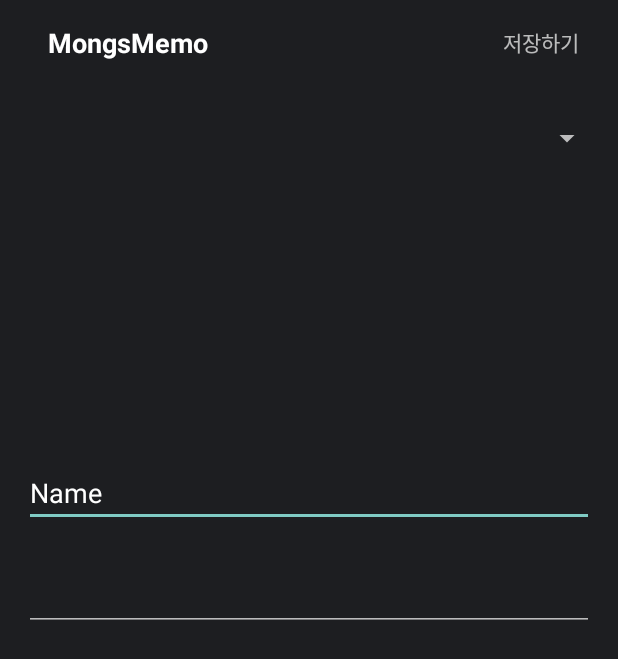
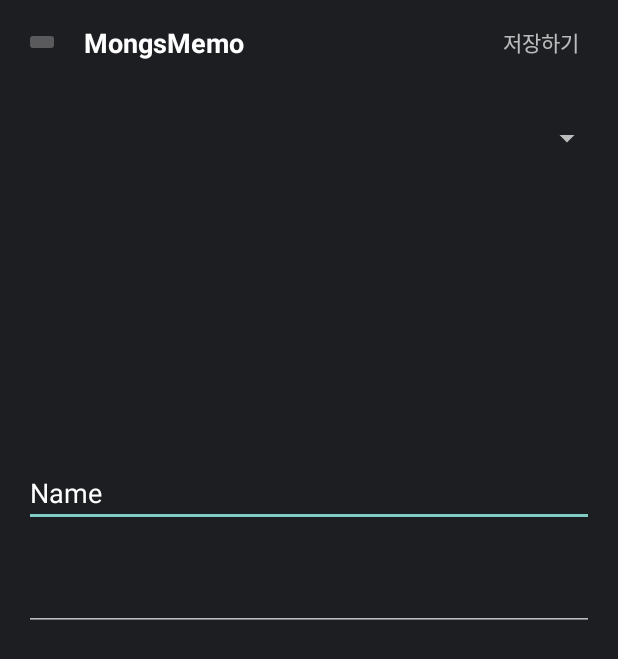
Before and after one commit to heeyun926/metamong, an Android app: the MongsAddActivity screen opened directly, with no data from a screen before it, on a phone screen of 412 x 824 dp. Shown: the top 659 px of the screen. Run offline under Robolectric (Android 15) with nearby library versions, the phone set to English and light mode, and no system bars.

Commit message:
memo! add

```diff
--- a/app/src/main/java/com/example/metamong/fragment/mypage/MongsAddActivity.kt
+++ b/app/src/main/java/com/example/metamong/fragment/mypage/MongsAddActivity.kt
@@ -14,7 +14,9 @@ class MongsAddActivity : AppCompatActivity() {
         super.onCreate(savedInstanceState)
         setContentView(binding.root)
 
-        val editMemoView = findViewById<EditText>(R.id.editMemo)
+        binding.MongsSaveBtn.setOnClickListener{
+
+        }
     }
 
 }
--- a/app/src/main/res/layout/activity_mongs_add.xml
+++ b/app/src/main/res/layout/activity_mongs_add.xml
@@ -17,8 +17,8 @@
         app:layout_constraintTop_toTopOf="parent">
 
 
-        <ImageView
-            android:id="@+id/imageView2"
+        <ImageButton
+            android:id="@+id/backBtn"
             android:layout_width="wrap_content"
             android:layout_height="wrap_content"
             android:layout_marginStart="16dp"
@@ -37,11 +37,11 @@
             android:textSize="18sp"
             android:textStyle="bold"
             app:layout_constraintBottom_toBottomOf="parent"
-            app:layout_constraintStart_toEndOf="@+id/imageView2"
+            app:layout_constraintStart_toEndOf="@+id/backBtn"
             app:layout_constraintTop_toTopOf="parent" />
 
         <TextView
-            android:id="@+id/textView15"
+            android:id="@+id/MongsSaveBtn"
             android:layout_width="wrap_content"
             android:layout_height="wrap_content"
             android:layout_marginEnd="16dp"
```
Also changed, not shown: 1 other file.
